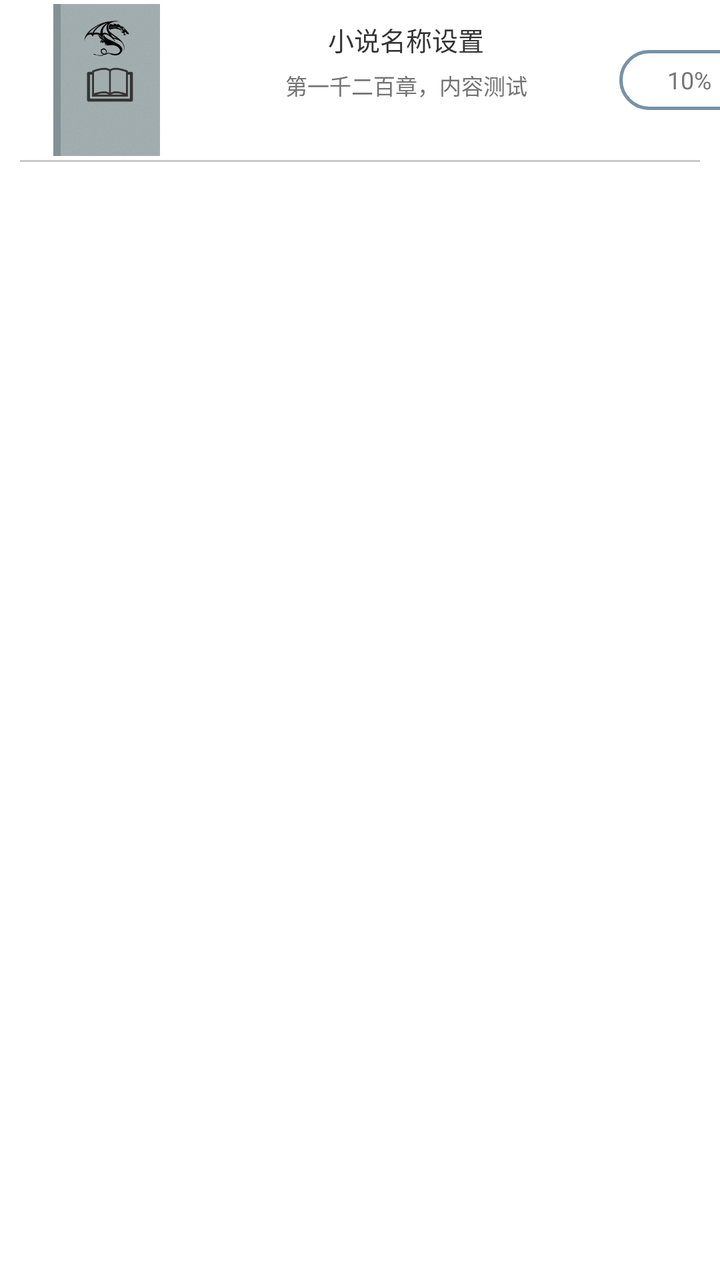
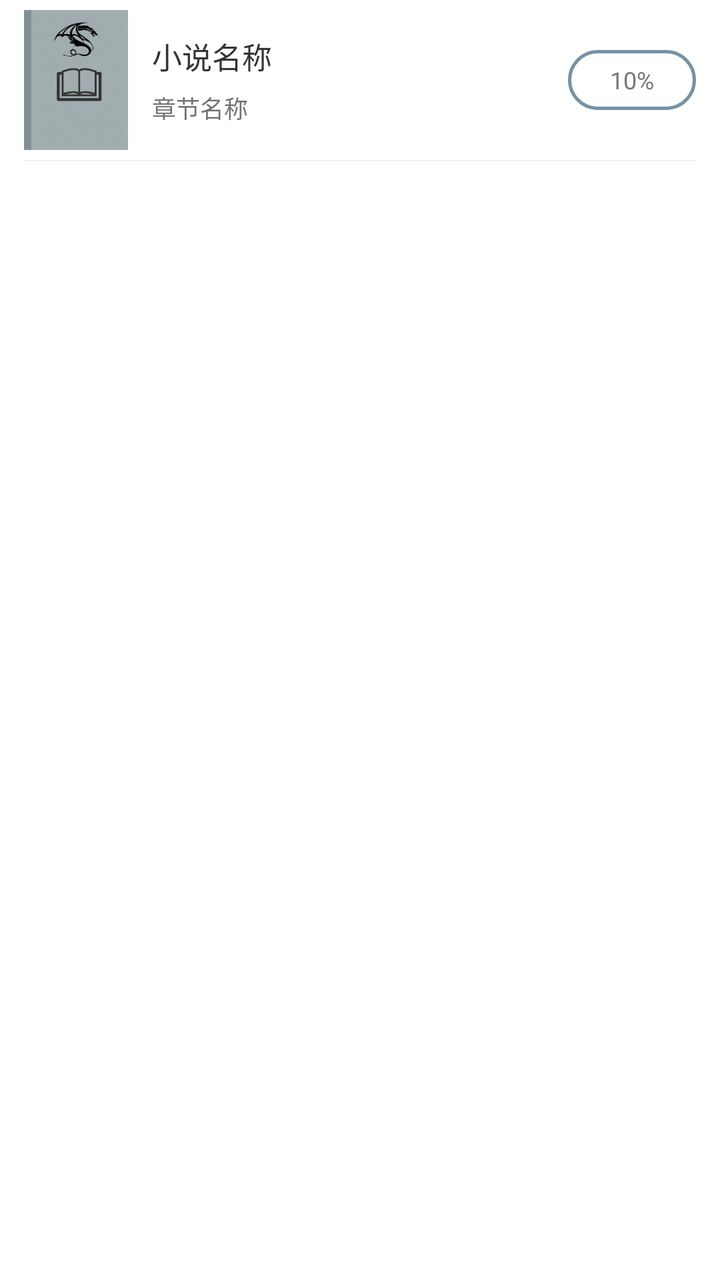

The first picture is an Android layout as it rendered before a commit; the second is the same layout after the commit. The layout source and the unified diff follow.
<!-- AndroidManifest.xml: application theme Theme.Design.NoActionBar -->
<!-- res/layout/view_pop_downloadlist.xml -->
<?xml version="1.0" encoding="utf-8"?>
<LinearLayout xmlns:android="http://schemas.android.com/apk/res/android"
    android:layout_width="match_parent"
    android:layout_height="81dp"
    android:background="@color/white"
    android:orientation="vertical">


    <LinearLayout
        android:layout_width="match_parent"
        android:layout_height="80dp"
        android:background="@color/white"
        android:orientation="horizontal">


        <ImageView
            android:id="@+id/iv_cover"
            android:layout_width="wrap_content"
            android:layout_height="match_parent"
            android:layout_marginLeft="10dp"
            android:paddingTop="2dp"
            android:paddingBottom="2dp"
            android:src="@drawable/img_cover_default" />

        <LinearLayout
            android:layout_width="213dp"
            android:layout_height="match_parent"
            android:orientation="vertical"
            android:paddingLeft="10dp"
            android:paddingRight="10dp">

            <TextView
                android:id="@+id/tv_name"
                android:layout_width="wrap_content"
                android:layout_height="wrap_content"
                android:layout_gravity="center"
                android:layout_marginTop="10dp"
                android:ellipsize="end"
                android:singleLine="true"
                android:text="小说名称设置"
                android:textColor="@color/tv_btn_black"
                android:textSize="13sp" />


            <TextView
                android:id="@+id/tv_chapter_name"
                android:layout_width="wrap_content"
                android:layout_height="wrap_content"
                android:layout_gravity="center"
                android:layout_marginTop="5dp"
                android:ellipsize="end"
                android:maxLines="2"
                android:text="第一千二百章，内容测试"
                android:textColor="@color/tv_btn_normal_black"
                android:textSize="11sp" />

        </LinearLayout>

        <TextView
            android:id="@+id/tv_progresss"
            android:layout_width="70dp"
            android:layout_height="30dp"
            android:layout_gravity="right|center"
            android:background="@drawable/selector_bg_download_cancel"
            android:clickable="false"
            android:gravity="center"
            android:text="10%"
            android:textColor="#767676"
            android:textSize="12sp" />

    </LinearLayout>

    <View
        android:layout_width="match_parent"
        android:layout_height="1dp"
        android:layout_marginLeft="10dp"
        android:layout_marginRight="10dp"
        android:background="#C8C8C8" />

</LinearLayout>
<!-- resources referenced by this layout -->
<resources>
  <color name="tv_btn_black">#343434</color>
  <color name="tv_btn_normal_black">#737373</color>
  <color name="white">#ffffffff</color>
  <!-- drawable img_cover_default: png bitmap (drawable-xxhdpi, 26942 bytes) -->
  <!-- drawable selector_bg_download_cancel (drawable) -->
  <?xml version="1.0" encoding="utf-8"?>
  <selector xmlns:android="http://schemas.android.com/apk/res/android">
      <item android:state_pressed="false" android:drawable="@drawable/shape_bg_download_cancel_nor"/>
      <item android:state_pressed="true" android:drawable="@drawable/shape_bg_download_cancel_pre"/>
  </selector>
  <!-- drawable shape_bg_download_cancel_nor (drawable) -->
  <?xml version="1.0" encoding="utf-8"?>
  <shape xmlns:android="http://schemas.android.com/apk/res/android"
      android:shape="rectangle">
      <corners android:radius="25dp"/>
      <stroke android:color="@color/tv_text_addshelf_pre"
          android:width="1.5dp"/>
  </shape>
  <!-- drawable shape_bg_download_cancel_pre (drawable) -->
  <?xml version="1.0" encoding="utf-8"?>
  <shape xmlns:android="http://schemas.android.com/apk/res/android"
      android:shape="rectangle">
      <corners android:radius="25dp"/>
      <stroke android:color="@color/tv_text_addshelf_deep_pre"
          android:width="1.5dp"/>
  </shape>
  <color name="tv_text_addshelf_pre">#7891A5</color>
  <color name="tv_text_addshelf_deep_pre">#587A8A</color>
</resources>

<!-- the commit's change to res/layout/view_pop_downloadlist.xml (unified diff, before → after) -->
@@ -1,66 +1,60 @@
 <?xml version="1.0" encoding="utf-8"?>
 <LinearLayout xmlns:android="http://schemas.android.com/apk/res/android"
     android:layout_width="match_parent"
-    android:layout_height="81dp"
+    android:layout_height="wrap_content"
     android:background="@color/white"
     android:orientation="vertical">
-
 
     <LinearLayout
         android:layout_width="match_parent"
         android:layout_height="80dp"
         android:background="@color/white"
-        android:orientation="horizontal">
-
+        android:gravity="center_vertical"
+        android:orientation="horizontal"
+        android:paddingLeft="12dp"
+        android:paddingRight="12dp">
 
         <ImageView
             android:id="@+id/iv_cover"
-            android:layout_width="wrap_content"
-            android:layout_height="match_parent"
-            android:layout_marginLeft="10dp"
-            android:paddingTop="2dp"
-            android:paddingBottom="2dp"
+            android:layout_width="52dp"
+            android:layout_height="70dp"
+            android:scaleType="centerCrop"
             android:src="@drawable/img_cover_default" />
 
         <LinearLayout
-            android:layout_width="213dp"
-            android:layout_height="match_parent"
-            android:orientation="vertical"
-            android:paddingLeft="10dp"
-            android:paddingRight="10dp">
+            android:layout_width="0dp"
+            android:layout_height="wrap_content"
+            android:layout_marginLeft="12dp"
+            android:layout_weight="1"
+            android:orientation="vertical">
 
             <TextView
                 android:id="@+id/tv_name"
-                android:layout_width="wrap_content"
+                android:layout_width="match_parent"
                 android:layout_height="wrap_content"
-                android:layout_gravity="center"
-                android:layout_marginTop="10dp"
                 android:ellipsize="end"
                 android:singleLine="true"
-                android:text="小说名称设置"
+                android:text="小说名称"
                 android:textColor="@color/tv_btn_black"
-                android:textSize="13sp" />
-
+                android:textSize="15sp" />
 
             <TextView
                 android:id="@+id/tv_chapter_name"
-                android:layout_width="wrap_content"
+                android:layout_width="match_parent"
                 android:layout_height="wrap_content"
-                android:layout_gravity="center"
-                android:layout_marginTop="5dp"
+                android:layout_marginTop="6dp"
                 android:ellipsize="end"
                 android:maxLines="2"
-                android:text="第一千二百章，内容测试"
+                android:text="章节名称"
                 android:textColor="@color/tv_btn_normal_black"
-                android:textSize="11sp" />
-
+                android:textSize="12sp" />
         </LinearLayout>
 
         <TextView
             android:id="@+id/tv_progresss"
-            android:layout_width="70dp"
+            android:layout_width="64dp"
             android:layout_height="30dp"
-            android:layout_gravity="right|center"
+            android:layout_marginLeft="10dp"
             android:background="@drawable/selector_bg_download_cancel"
             android:clickable="false"
             android:gravity="center"
@@ -72,9 +66,9 @@
 
     <View
         android:layout_width="match_parent"
-        android:layout_height="1dp"
-        android:layout_marginLeft="10dp"
-        android:layout_marginRight="10dp"
-        android:background="#C8C8C8" />
+        android:layout_height="0.5dp"
+        android:layout_marginLeft="12dp"
+        android:layout_marginRight="12dp"
+        android:background="#EEEEEE" />
 
 </LinearLayout>
